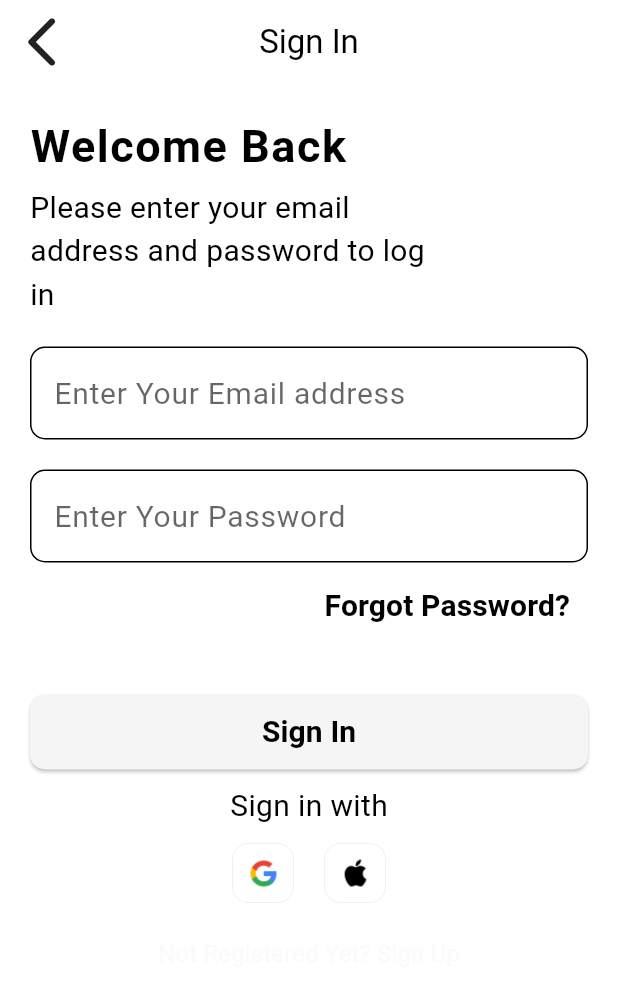
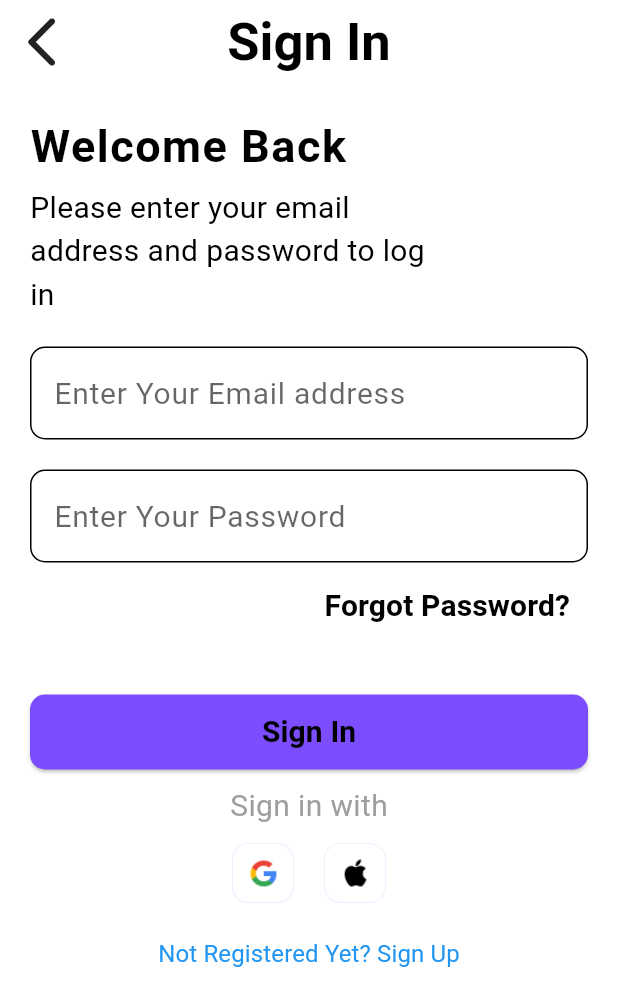
Before and after one commit to Yusra48/Taskapp-, a Flutter app: the LoginView screen opened directly, on a phone screen of 412 x 824 dp. Shown: the top 1006 px of the screen. Run offline on Flutter 3.47's test engine with Material 3 defaults, Android fonts, the phone set to English and light mode, and no system bars; our stand-ins replace cached_network_image, cloud_firestore, firebase_auth, firebase_core, google_fonts, stacked and 3 more; accounts and stored records are empty; Roboto replaces fonts that are missing (Ubuntu).

Commit message:
Update LoginView.dart

```diff
--- a/lib/Views/LoginView.dart
+++ b/lib/Views/LoginView.dart
@@ -27,7 +27,13 @@ class _LoginViewState extends State<LoginView> {
         leading: Icon(Icons.arrow_back_ios_new_rounded, color: themeData.iconTheme.color, size: 40),
         title: Text(
           'Sign In',
-          style: themeData.appBarTheme.titleTextStyle,
+          style: GoogleFonts.ubuntu(
+            textStyle: TextStyle(
+              fontSize: 35,
+              fontWeight: FontWeight.bold,
+              color: themeData.colorScheme.onSecondary,
+            )
+          ),
         ),
         centerTitle: true,
         backgroundColor: themeData.appBarTheme.backgroundColor,
@@ -105,7 +111,7 @@ class _LoginViewState extends State<LoginView> {
               width: double.infinity,
               child: ElevatedButton(
                 style: ElevatedButton.styleFrom(
-                  backgroundColor: themeData.colorScheme.secondary,
+                  backgroundColor:Colors.deepPurpleAccent,
                   shadowColor: themeData.shadowColor,
                   shape: RoundedRectangleBorder(
                     borderRadius: BorderRadius.circular(10),
@@ -128,7 +134,7 @@ class _LoginViewState extends State<LoginView> {
                 style: TextStyle(
                   fontSize: 20,
                   fontWeight: FontWeight.normal,
-                  color: themeData.textTheme.bodyLarge?.color,
+                  color: Colors.grey,
                 ),
               ),
             ),
@@ -155,7 +161,7 @@ class _LoginViewState extends State<LoginView> {
                   style: TextStyle(
                     fontSize: 16,
                     fontWeight: FontWeight.normal,
-                    color: themeData.primaryColor,
+                    color: Colors.blue,
                   ),
                 ),
               ),
```
